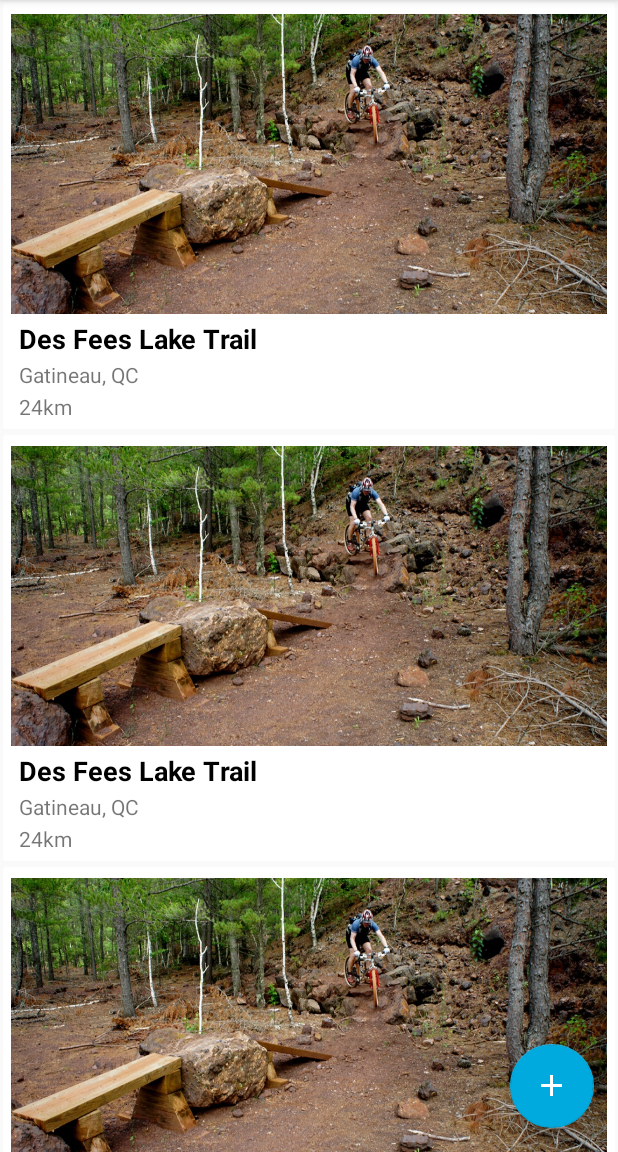
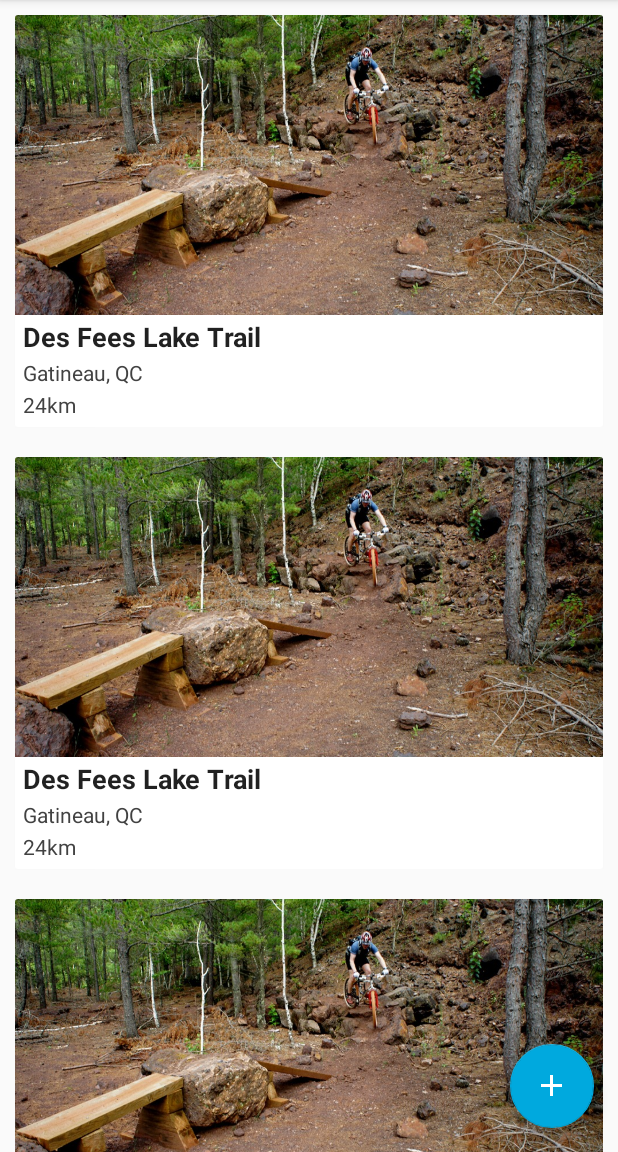
Before and after one commit to ToluwaniO/Hikr, an Android app: the screen it shows after launch (MainNavActivity), on a phone screen of 412 x 824 dp, the part 84-1236 px from its top. Run offline under Robolectric (Android 15) with nearby library versions, the phone set to English and light mode, and no system bars; our stand-ins replace Firebase (no records; nobody signed in at launch, a user with empty details on screens opened directly); libraries missing offline, so code that uses them is left out: com.firebase.ui; 1 statement that could not run was skipped.

Commit message:
Updates to discover card design (#9)
This PR updates the design card view

```diff
--- a/app/src/main/java/com/tpad/hikr/Fragments/HomeFragment.java
+++ b/app/src/main/java/com/tpad/hikr/Fragments/HomeFragment.java
@@ -38,8 +38,6 @@ public class HomeFragment extends Fragment {
     public View onCreateView(LayoutInflater inflater, ViewGroup container,
                              Bundle savedInstanceState) {
         final View rootView = inflater.inflate(R.layout.home_fragment_layout, container, false);
-        emptyState = (LinearLayout)rootView.findViewById(R.id.empty_state);
-        emptyState.setVisibility(View.GONE);
         discoverArrayList = new ArrayList<>();
         discoverAdapter = new DiscoverAdapter(discoverArrayList, rootView.getContext());
 
--- a/app/src/main/res/layout/discover_card.xml
+++ b/app/src/main/res/layout/discover_card.xml
@@ -5,22 +5,21 @@
     android:id="@+id/discover_card"
     android:layout_width="match_parent"
     android:layout_height="wrap_content"
-    android:layout_margin="2dp"
+    android:layout_margin="10dp"
+    android:paddingTop="5dp"
     app:cardCornerRadius="2dp"
     app:cardElevation="1dp">
 
     <LinearLayout
         android:layout_width="match_parent"
         android:layout_height="match_parent"
-        android:layout_margin="5dp"
         android:orientation="vertical">
 
         <ImageView
             android:id="@+id/dicover_location_image"
             android:layout_width="match_parent"
             android:layout_height="200dp"
-            android:layout_marginBottom="2dp"
-            android:layout_marginTop="2dp"
+            android:layout_marginTop="0dp"
             android:scaleType="centerCrop"
             app:srcCompat="@drawable/breezeway" />
 
@@ -30,7 +29,7 @@
             android:layout_height="wrap_content"
             android:layout_marginLeft="5dp"
             android:layout_marginTop="2dp"
-            android:textColor="@color/common_google_signin_btn_text_dark_focused"
+            android:textColor="@color/common_google_signin_btn_text_light_pressed"
             android:textSize="18sp"
             android:textStyle="bold"
             tools:text="Des Fees Lake Trail" />
@@ -41,6 +40,7 @@
             android:layout_height="wrap_content"
             android:layout_marginLeft="5dp"
             android:layout_marginTop="2dp"
+            android:textColor="@color/cardview_dark_background"
             tools:text="Gatineau, QC" />
 
         <TextView
@@ -49,6 +49,8 @@
             android:layout_height="wrap_content"
             android:layout_marginLeft="5dp"
             android:layout_marginTop="2dp"
+            android:paddingBottom="5dp"
+            android:textColor="@color/cardview_dark_background"
             tools:text="24km" />
     </LinearLayout>
 
--- a/app/src/main/res/layout/home_fragment_layout.xml
+++ b/app/src/main/res/layout/home_fragment_layout.xml
@@ -8,38 +8,6 @@
     android:orientation="vertical">
 
 
-    <LinearLayout
-        android:id="@+id/empty_state"
-        android:layout_width="match_parent"
-        android:layout_height="match_parent"
-        android:layout_weight="0.22"
-        android:orientation="vertical">
-
-        <ImageView
-            android:id="@+id/imageView2"
-            android:layout_width="match_parent"
-            android:layout_height="161dp"
-            android:layout_marginTop="150px"
-            android:layout_weight="0.22"
-            android:adjustViewBounds="false"
-            android:contentDescription=""
-            android:cropToPadding="false"
-            android:paddingTop="50px"
-            app:srcCompat="@drawable/ic_compass" />
-
-        <TextView
-            android:id="@+id/emptystatetext"
-            android:layout_width="match_parent"
-            android:layout_height="wrap_content"
-            android:layout_marginTop="25px"
-            android:layout_weight="0.22"
-            android:text="See all your achievements and upcoming hikes at a glance here! "
-            android:textAlignment="center"
-            android:textAppearance="@style/TextAppearance.AppCompat.Large"
-            android:textColor="#00A9DE" />
-
-    </LinearLayout>
-
     <android.support.v7.widget.RecyclerView
         android:id="@+id/discover_recycler"
         android:layout_width="match_parent"
```
